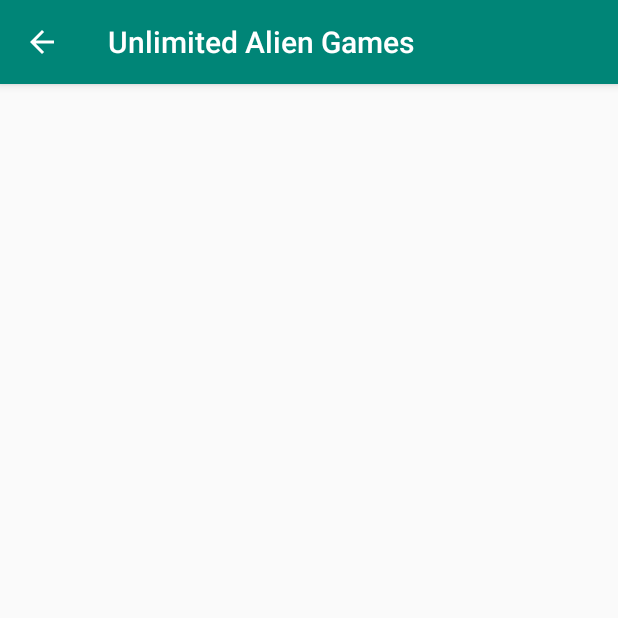
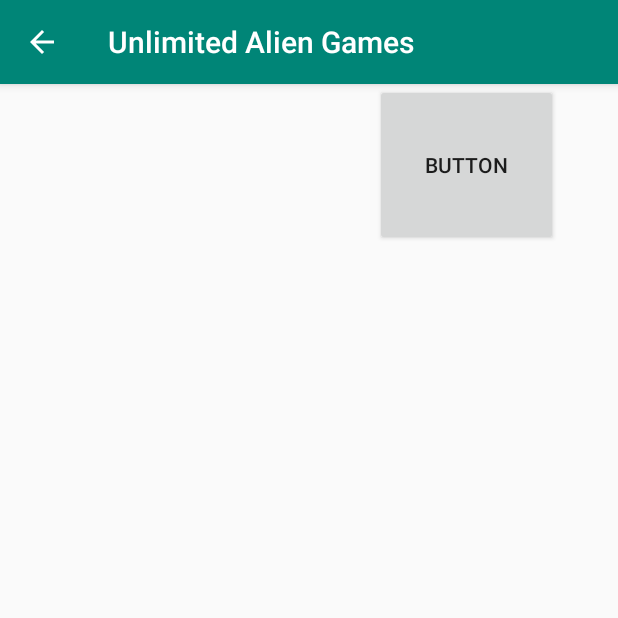
Before and after one commit to TonyHong15/Android-Minigames, an Android app: the AlienShooter screen opened directly, with no data from a screen before it, on a phone screen of 412 x 824 dp, the top half of it. Run offline under Robolectric (Android 15) with nearby library versions, the phone set to English and light mode, and no system bars.

```diff
--- a/phase1/UnlimitedAlienGames/app/src/main/res/layout/activity_alien_shooter.xml
+++ b/phase1/UnlimitedAlienGames/app/src/main/res/layout/activity_alien_shooter.xml
@@ -6,4 +6,12 @@
     android:layout_height="match_parent"
     tools:context=".alienshooter.AlienShooter">
 
+    <Button
+        android:id="@+id/button4"
+        android:layout_width="122dp"
+        android:layout_height="108dp"
+        android:layout_marginEnd="40dp"
+        android:text="Button"
+        app:layout_constraintEnd_toEndOf="parent"
+        tools:layout_editor_absoluteY="135dp" />
 </androidx.constraintlayout.widget.ConstraintLayout>
```
Also changed, not shown: phase1/UnlimitedAlienGames/app/src/main/res/drawable/alien_shooter_image.png (added).
